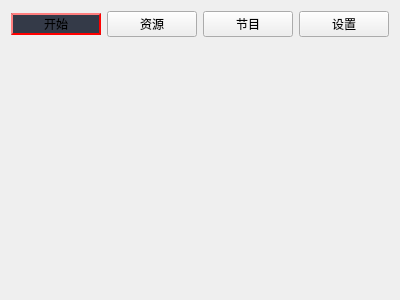
Before: the Qt Designer form src/widget.ui in linuxzjh/ZJHCaptionWidget, drawn with Qt 5.
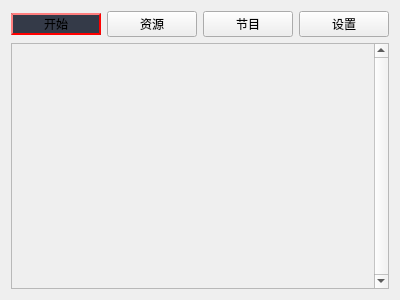
After: the same form once the commit is applied.

Commit message: 1.触发回调函数处理Action信号; 2.ScrollArea滚动到指定区域;

What changed in the file:
```diff
--- a/src/widget.ui
+++ b/src/widget.ui
@@ -55,17 +55,24 @@
       </layout>
      </item>
      <item>
-      <spacer name="verticalSpacer">
-       <property name="orientation">
-        <enum>Qt::Vertical</enum>
+      <widget class="QScrollArea" name="scrollArea">
+       <property name="verticalScrollBarPolicy">
+        <enum>Qt::ScrollBarAlwaysOn</enum>
        </property>
-       <property name="sizeHint" stdset="0">
-        <size>
-         <width>20</width>
-         <height>208</height>
-        </size>
+       <property name="widgetResizable">
+        <bool>true</bool>
        </property>
-      </spacer>
+       <widget class="QWidget" name="scrollAreaWidgetContents">
+        <property name="geometry">
+         <rect>
+          <x>0</x>
+          <y>0</y>
+          <width>361</width>
+          <height>247</height>
+         </rect>
+        </property>
+       </widget>
+      </widget>
      </item>
     </layout>
    </item>
```
The commit also changes 9 other files.
